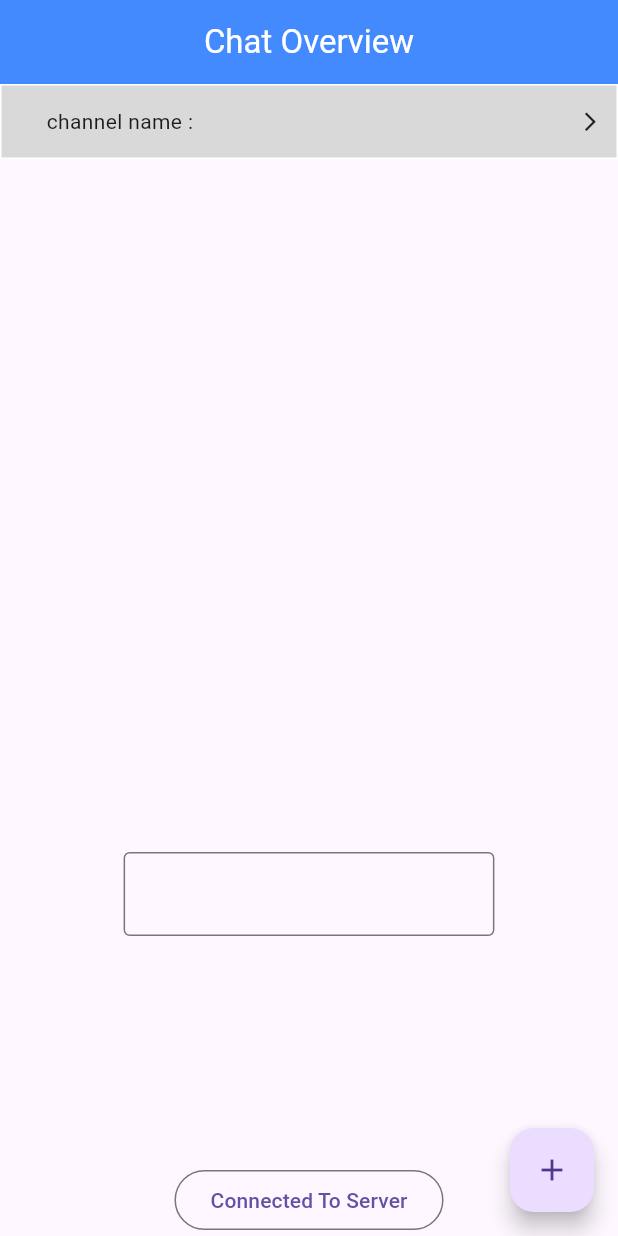
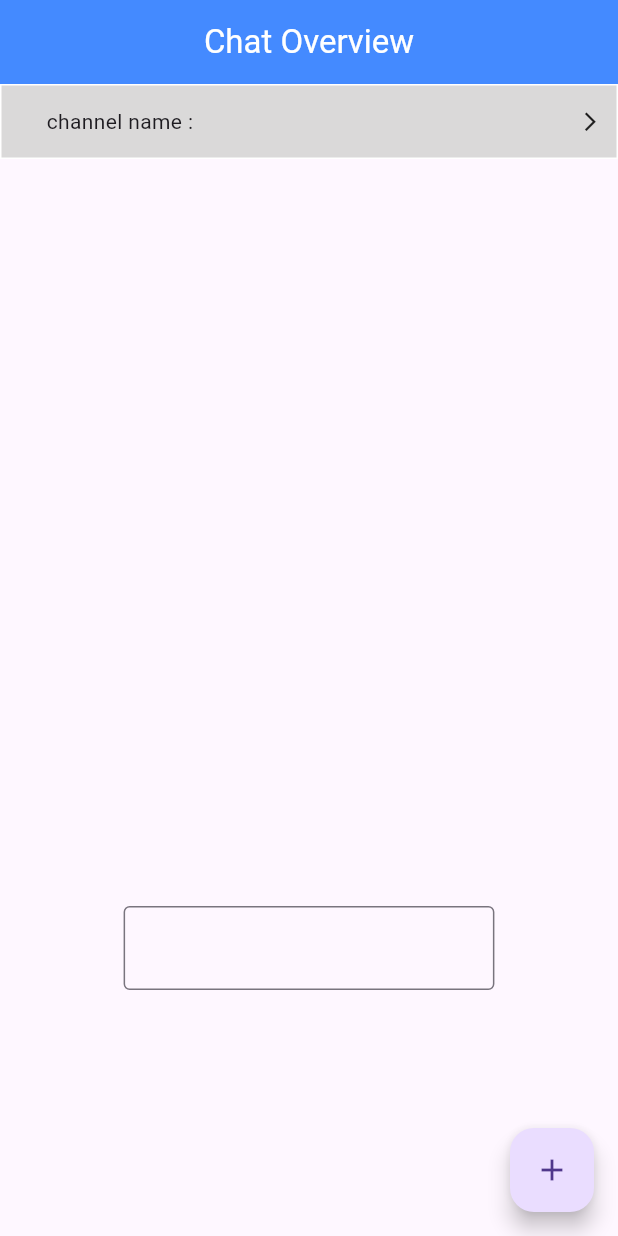
Before and after one commit to L4XB/Websocket-Chat-App, a Flutter app: the screen it shows after launch, after a tap on the "add" icon, on a phone screen of 412 x 824 dp. Run offline on Flutter 3.47's test engine with Material 3 defaults, Android fonts, the phone set to English and light mode, and no system bars; our stand-ins replace bloc, flutter_bloc, shared_preferences; network calls fail.

Commit message:
removde connexct to chat button

```diff
--- a/lib/source/presentation/views/chat_detail_view.dart
+++ b/lib/source/presentation/views/chat_detail_view.dart
@@ -4,6 +4,7 @@ import 'package:websocket_chat/source/common/constants/style_constants.dart';
 import 'package:websocket_chat/source/common/util/scroll_utils.dart';
 import 'package:websocket_chat/source/data/repositories/websocket_repositorie.dart';
 import 'package:websocket_chat/source/domain/entities/message_model.dart';
+import 'package:websocket_chat/source/domain/usecases/get_channel_ids.dart';
 import 'package:websocket_chat/source/domain/usecases/get_history_messages.dart';
 import 'package:websocket_chat/source/domain/usecases/send_message.dart';
 import 'package:websocket_chat/source/presentation/blocs/chat_detail_bloc/chat_detail_bloc.dart';
@@ -12,10 +13,12 @@ import 'package:websocket_chat/source/presentation/widgets/chat_detail_widgets/m
 class ChatDetailView extends StatefulWidget {
   final WebsocketRepositorie repositorie;
   final Stream<dynamic> messageStream;
+  final GetChannelIDsUseCase getChannelIDsUseCase;
   final String channelID;
   const ChatDetailView(
       {super.key,
       required this.messageStream,
+      required this.getChannelIDsUseCase,
       required this.channelID,
       required this.repositorie});
 
--- a/lib/source/presentation/views/chat_view.dart
+++ b/lib/source/presentation/views/chat_view.dart
@@ -78,6 +78,7 @@ class _ChatViewState extends State<ChatView> {
       AppNavigator().pushNavigationToWidget(
           ChatDetailView(
               messageStream: state.messageStream,
+              getChannelIDsUseCase: getChannelsUseCase,
               repositorie: widget.repositorie,
               channelID: state.channelName),
           context);
--- a/lib/source/presentation/widgets/chat_widgets/home_default_layout.dart
+++ b/lib/source/presentation/widgets/chat_widgets/home_default_layout.dart
@@ -57,13 +57,6 @@ class HomeDefaultLayout extends StatelessWidget {
             ),
           ),
         ),
-        Center(
-          child: OutlinedButton(
-              onPressed: () => context.read<ChatBloc>().add(
-                  SupscripeMessageChannel(
-                      channelID: channelController.text, usecase: useCase)),
-              child: const Text("Connected To Server")),
-        ),
       ],
     );
   }
```
